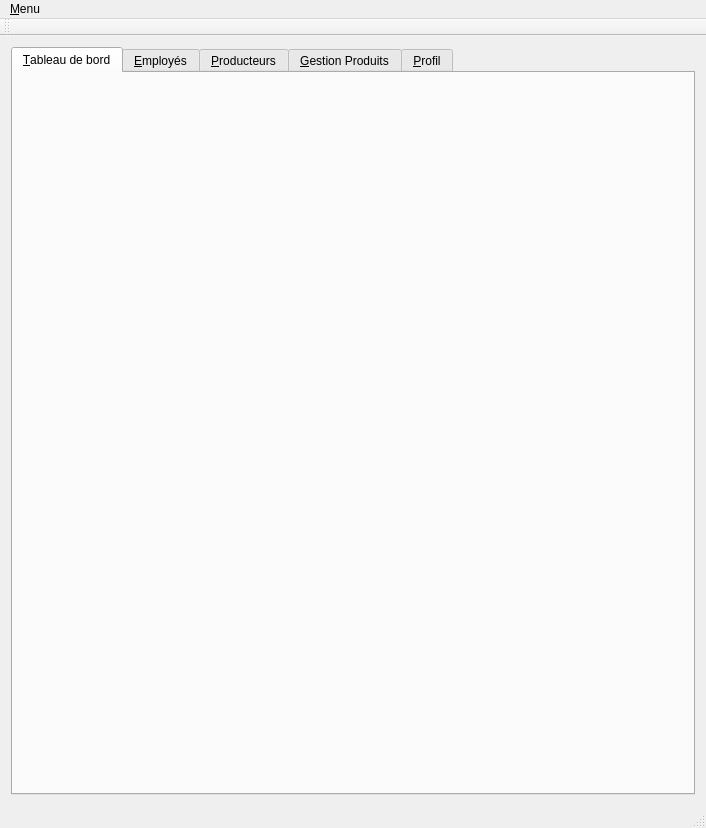
This is mainwindow.ui in LouisVraie/circuitsCourtsBackOffice as Qt 5 draws it before an edit. The edited form follows.
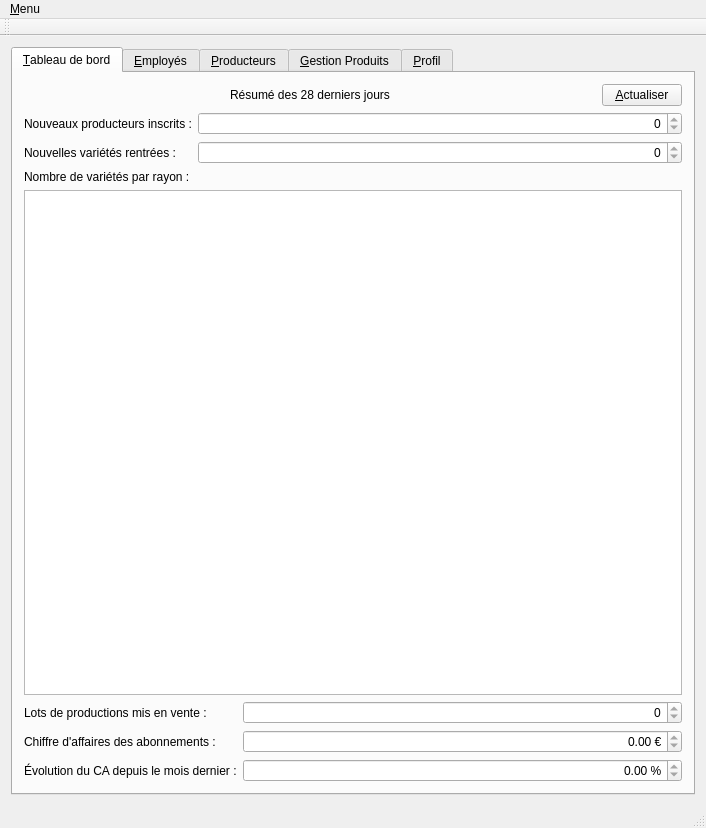
This is the edited form. The open tabs and pages were chosen to show the change. Icons and pictures are not drawn.

Commit message: UIdesign for Tableau De Bord tab + tableauDeBord.cpp

```diff
--- a/mainwindow.ui
+++ b/mainwindow.ui
@@ -32,6 +32,198 @@
        <attribute name="title">
         <string>&amp;Tableau de bord</string>
        </attribute>
+       <layout class="QVBoxLayout" name="verticalLayout_15">
+        <item>
+         <layout class="QHBoxLayout" name="horizontalLayout_12">
+          <item>
+           <spacer name="horizontalSpacer_31">
+            <property name="orientation">
+             <enum>Qt::Horizontal</enum>
+            </property>
+            <property name="sizeHint" stdset="0">
+             <size>
+              <width>40</width>
+              <height>20</height>
+             </size>
+            </property>
+           </spacer>
+          </item>
+          <item>
+           <widget class="QLabel" name="label_tdbTitre">
+            <property name="text">
+             <string>Résumé des 28 derniers jours</string>
+            </property>
+           </widget>
+          </item>
+          <item>
+           <spacer name="horizontalSpacer_32">
+            <property name="orientation">
+             <enum>Qt::Horizontal</enum>
+            </property>
+            <property name="sizeHint" stdset="0">
+             <size>
+              <width>40</width>
+              <height>20</height>
+             </size>
+            </property>
+           </spacer>
+          </item>
+          <item>
+           <widget class="QPushButton" name="pushButton_tdbActualiser">
+            <property name="text">
+             <string>&amp;Actualiser</string>
+            </property>
+           </widget>
+          </item>
+         </layout>
+        </item>
+        <item>
+         <layout class="QFormLayout" name="formLayout_5">
+          <item row="0" column="0">
+           <widget class="QLabel" name="label_tdbNewProducteurs">
+            <property name="text">
+             <string>Nouveaux producteurs inscrits :</string>
+            </property>
+           </widget>
+          </item>
+          <item row="1" column="0">
+           <widget class="QLabel" name="label_tdbNewVarietes">
+            <property name="text">
+             <string>Nouvelles variétés rentrées :</string>
+            </property>
+           </widget>
+          </item>
+          <item row="0" column="1">
+           <widget class="QSpinBox" name="spinBox_tdbNbNewProducteurs">
+            <property name="wrapping">
+             <bool>false</bool>
+            </property>
+            <property name="alignment">
+             <set>Qt::AlignRight|Qt::AlignTrailing|Qt::AlignVCenter</set>
+            </property>
+            <property name="readOnly">
+             <bool>true</bool>
+            </property>
+            <property name="maximum">
+             <number>999999999</number>
+            </property>
+           </widget>
+          </item>
+          <item row="1" column="1">
+           <widget class="QSpinBox" name="spinBox_tdbNbNewVarietes">
+            <property name="wrapping">
+             <bool>false</bool>
+            </property>
+            <property name="alignment">
+             <set>Qt::AlignRight|Qt::AlignTrailing|Qt::AlignVCenter</set>
+            </property>
+            <property name="readOnly">
+             <bool>true</bool>
+            </property>
+            <property name="maximum">
+             <number>999999999</number>
+            </property>
+           </widget>
+          </item>
+         </layout>
+        </item>
+        <item>
+         <layout class="QVBoxLayout" name="verticalLayout_14">
+          <item>
+           <widget class="QLabel" name="label_tdbVarietesParRayon">
+            <property name="text">
+             <string>Nombre de variétés par rayon :</string>
+            </property>
+           </widget>
+          </item>
+          <item>
+           <widget class="QTableWidget" name="tableWidget_tdbVarietesParRayon"/>
+          </item>
+         </layout>
+        </item>
+        <item>
+         <layout class="QFormLayout" name="formLayout_6">
+          <item row="0" column="0">
+           <widget class="QLabel" name="label_tdbLotsDeProductions">
+            <property name="text">
+             <string>Lots de productions mis en vente :</string>
+            </property>
+           </widget>
+          </item>
+          <item row="1" column="0">
+           <widget class="QLabel" name="label_tdbCAAbonnements">
+            <property name="text">
+             <string>Chiffre d'affaires des abonnements :</string>
+            </property>
+           </widget>
+          </item>
+          <item row="2" column="0">
+           <widget class="QLabel" name="label_tdbEvolutionCA">
+            <property name="text">
+             <string>Évolution du CA depuis le mois dernier :</string>
+            </property>
+           </widget>
+          </item>
+          <item row="0" column="1">
+           <widget class="QSpinBox" name="spinBox_tdbNbLotsDeProductions">
+            <property name="wrapping">
+             <bool>false</bool>
+            </property>
+            <property name="alignment">
+             <set>Qt::AlignRight|Qt::AlignTrailing|Qt::AlignVCenter</set>
+            </property>
+            <property name="readOnly">
+             <bool>true</bool>
+            </property>
+            <property name="maximum">
+             <number>999999999</number>
+            </property>
+           </widget>
+          </item>
+          <item row="1" column="1">
+           <widget class="QDoubleSpinBox" name="doubleSpinBox_tdbNbCAAbonnements">
+            <property name="wrapping">
+             <bool>false</bool>
+            </property>
+            <property name="alignment">
+             <set>Qt::AlignRight|Qt::AlignTrailing|Qt::AlignVCenter</set>
+            </property>
+            <property name="readOnly">
+             <bool>true</bool>
+            </property>
+            <property name="suffix">
+             <string> €</string>
+            </property>
+            <property name="maximum">
+             <double>1000000000000000078291540404596243842305360299886116864.000000000000000</double>
+            </property>
+           </widget>
+          </item>
+          <item row="2" column="1">
+           <widget class="QDoubleSpinBox" name="doubleSpinBox_tdbNbEvolutionCA">
+            <property name="wrapping">
+             <bool>false</bool>
+            </property>
+            <property name="alignment">
+             <set>Qt::AlignRight|Qt::AlignTrailing|Qt::AlignVCenter</set>
+            </property>
+            <property name="readOnly">
+             <bool>true</bool>
+            </property>
+            <property name="suffix">
+             <string> %</string>
+            </property>
+            <property name="minimum">
+             <double>-10000000000000000000.000000000000000</double>
+            </property>
+            <property name="maximum">
+             <double>1000000000000000078291540404596243842305360299886116864.000000000000000</double>
+            </property>
+           </widget>
+          </item>
+         </layout>
+        </item>
+       </layout>
       </widget>
       <widget class="QWidget" name="tab_employes">
        <attribute name="icon">
```
Left out of the diff: 2 changed lines with no effect on the pictures. The commit also changes 5 other files.
